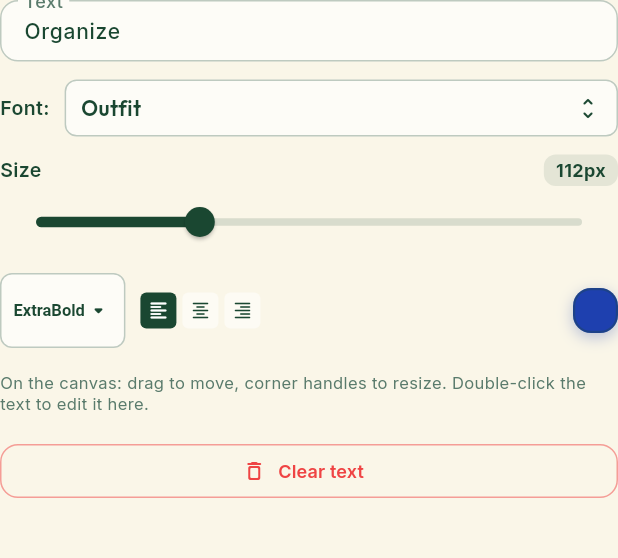
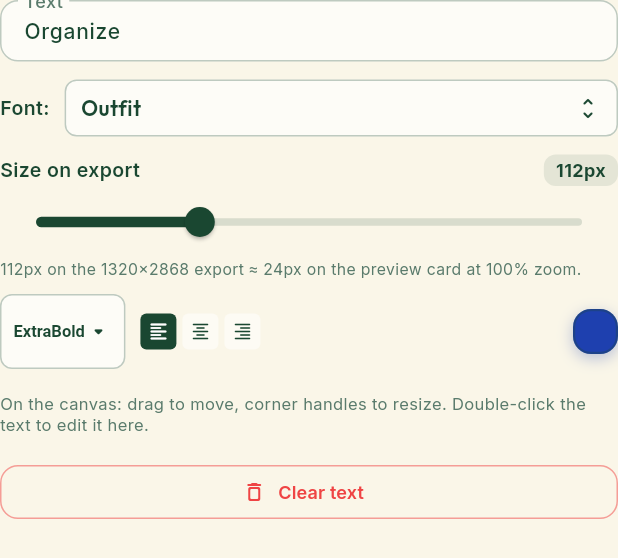
Before and after one commit to DimitrisMilios/Mokuply, a Flutter app: the TextInspector widget shown alone on an empty page, opened directly, on a phone screen of 412 x 824 dp. Shown: the top 558 px of the screen. Run offline on Flutter 3.47's test engine with Material 3 defaults, Android fonts, the phone set to English and light mode, and no system bars; our stand-ins replace file_picker, flutter_colorpicker, google_fonts; missing offline and left inert: dart:html, dart:ui_web.

Commit message:
fix(inspector): label text size as export pixels and show the preview equivalent

```diff
--- a/lib/views/editor/panels/text_inspector.dart
+++ b/lib/views/editor/panels/text_inspector.dart
@@ -8,6 +8,7 @@ import '../../../viewmodels/editor_viewmodel.dart';
 import '../../../widgets/shared/color_swatch_button.dart';
 import '../../../widgets/shared/font_picker_field.dart';
 import '../../../widgets/shared/labeled_slider.dart';
+import '../widgets/multi_canvas_workspace.dart';
 
 /// Edits the headline, the subtitle, or an extra text element, depending on [elementId].
 class TextInspector extends StatefulWidget {
@@ -102,12 +103,20 @@ class _TextInspectorState extends State<TextInspector> {
         FontPickerField(value: target.font, onChanged: target.setFont),
         const SizedBox(height: 12),
         LabeledSlider(
-          label: 'Size',
+          label: 'Size on export',
           valueText: '${target.fontSize.toInt()}px',
           value: target.fontSize.clamp(target.minSize, target.maxSize),
           min: target.minSize,
           max: target.maxSize,
           onChanged: target.setFontSize,
+        ),
+        Text(
+          // Sizes are real pixels on the 1320×2868 export; the preview card is
+          // much smaller, which is why the canvas text looks tiny next to the number.
+          '${target.fontSize.toInt()}px on the ${DesignSpace.width.toInt()}×${DesignSpace.height.toInt()} '
+          'export ≈ ${(target.fontSize * MultiCanvasWorkspace.previewHeight / DesignSpace.height).round()}px '
+          'on the preview card at 100% zoom.',
+          style: const TextStyle(color: AppColors.textMuted, fontSize: 10.5, height: 1.3),
         ),
         const SizedBox(height: 10),
         _buildWeightAlignColorRow(target),
```
